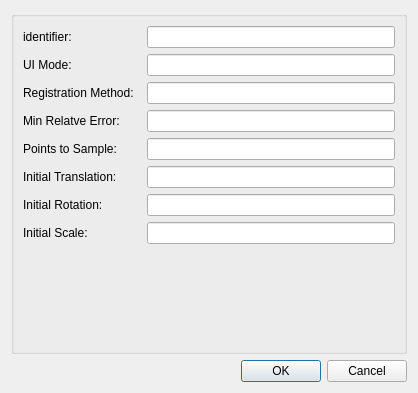
Before: the Qt Designer form pointwiserigidregistrationstep/qt/configuredialog.ui in mapclient-plugins/pointwiserigidregistrationstep, drawn with Qt 5.
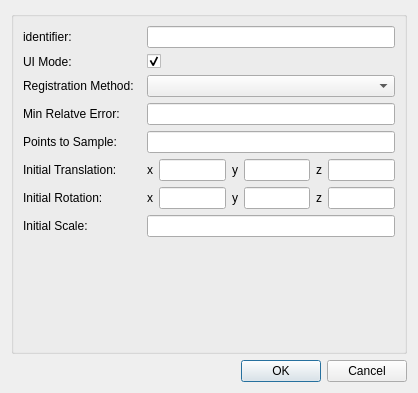
After: the same form once the commit is applied.

Commit message: Improved configure dialogue with combo and checkbox boxes, validators for config and gui lineedits

What changed in the file:
```diff
--- a/pointwiserigidregistrationstep/qt/configuredialog.ui
+++ b/pointwiserigidregistrationstep/qt/configuredialog.ui
@@ -20,6 +20,9 @@
       <string/>
      </property>
      <layout class="QFormLayout" name="formLayout">
+      <property name="fieldGrowthPolicy">
+       <enum>QFormLayout::AllNonFixedFieldsGrow</enum>
+      </property>
       <item row="0" column="0">
        <widget class="QLabel" name="label0">
         <property name="text">
@@ -38,7 +41,14 @@
        </widget>
       </item>
       <item row="1" column="1">
-       <widget class="QLineEdit" name="lineEdit1"/>
+       <widget class="QCheckBox" name="UICheckBox">
+        <property name="text">
+         <string/>
+        </property>
+        <property name="checked">
+         <bool>true</bool>
+        </property>
+       </widget>
       </item>
       <item row="2" column="0">
        <widget class="QLabel" name="label2">
@@ -48,7 +58,7 @@
        </widget>
       </item>
       <item row="2" column="1">
-       <widget class="QLineEdit" name="lineEdit2"/>
+       <widget class="QComboBox" name="regMethodsComboBox"/>
       </item>
       <item row="3" column="0">
        <widget class="QLabel" name="label3">
@@ -68,16 +78,11 @@
        </widget>
       </item>
       <item row="4" column="1">
-       <widget class="QLineEdit" name="lineEdit4"/>
-      </item>
-      <item row="5" column="1">
-       <widget class="QLineEdit" name="lineEdit5"/>
-      </item>
-      <item row="6" column="1">
-       <widget class="QLineEdit" name="lineEdit6"/>
-      </item>
-      <item row="7" column="1">
-       <widget class="QLineEdit" name="lineEdit7"/>
+       <widget class="QLineEdit" name="sampleLineEdit">
+        <property name="inputMask">
+         <string/>
+        </property>
+       </widget>
       </item>
       <item row="5" column="0">
        <widget class="QLabel" name="label">
@@ -100,6 +105,77 @@
         </property>
        </widget>
       </item>
+      <item row="7" column="1">
+       <widget class="QLineEdit" name="sLineEdit"/>
+      </item>
+      <item row="5" column="1">
+       <layout class="QHBoxLayout" name="horizontalLayout_2">
+        <item>
+         <widget class="QLabel" name="label_4">
+          <property name="text">
+           <string>x</string>
+          </property>
+         </widget>
+        </item>
+        <item>
+         <widget class="QLineEdit" name="txLineEdit"/>
+        </item>
+        <item>
+         <widget class="QLabel" name="label_5">
+          <property name="text">
+           <string>y</string>
+          </property>
+         </widget>
+        </item>
+        <item>
+         <widget class="QLineEdit" name="tyLineEdit"/>
+        </item>
+        <item>
+         <widget class="QLabel" name="label_6">
+          <property name="text">
+           <string>z</string>
+          </property>
+         </widget>
+        </item>
+        <item>
+         <widget class="QLineEdit" name="tzLineEdit"/>
+        </item>
+       </layout>
+      </item>
+      <item row="6" column="1">
+       <layout class="QHBoxLayout" name="horizontalLayout_3">
+        <item>
+         <widget class="QLabel" name="label_7">
+          <property name="text">
+           <string>x</string>
+          </property>
+         </widget>
+        </item>
+        <item>
+         <widget class="QLineEdit" name="rxLineEdit"/>
+        </item>
+        <item>
+         <widget class="QLabel" name="label_8">
+          <property name="text">
+           <string>y</string>
+          </property>
+         </widget>
+        </item>
+        <item>
+         <widget class="QLineEdit" name="ryLineEdit"/>
+        </item>
+        <item>
+         <widget class="QLabel" name="label_9">
+          <property name="text">
+           <string>z</string>
+          </property>
+         </widget>
+        </item>
+        <item>
+         <widget class="QLineEdit" name="rzLineEdit"/>
+        </item>
+       </layout>
+      </item>
      </layout>
     </widget>
    </item>
```
Left out of the diff: 4 changed lines with no effect on the pictures. The commit also changes 4 other files.
